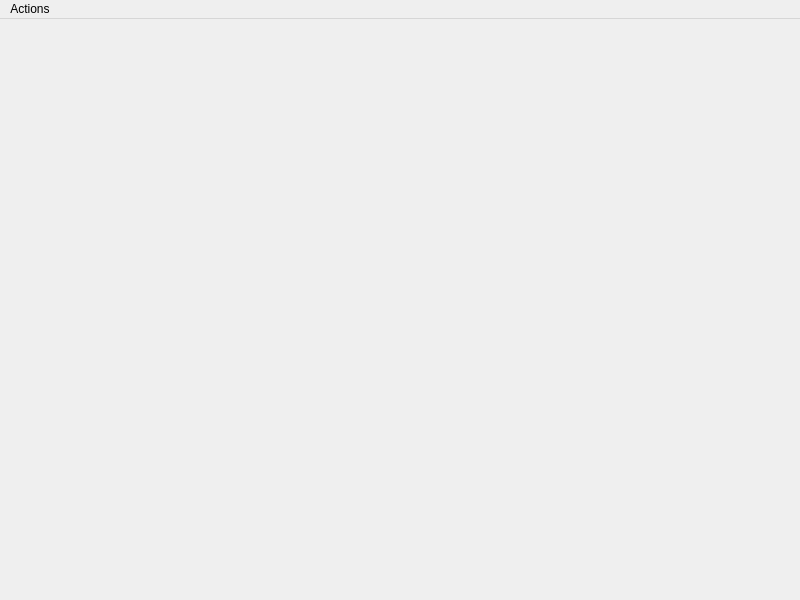
Qt form tools/rocatool/rocatool_window.ui (digited/qtau) before a commit.
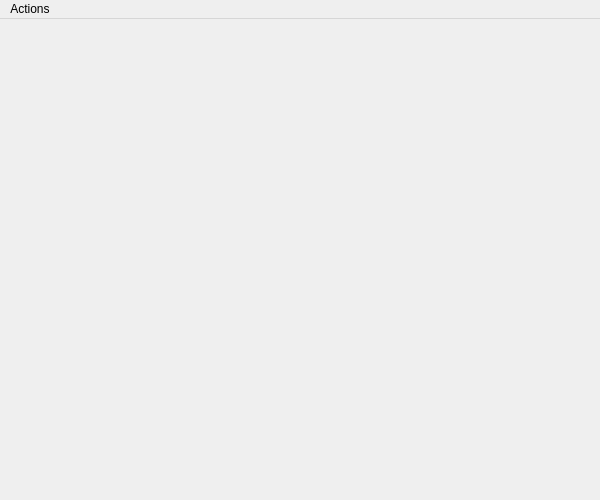
The same form after that commit. Icons and pictures are not drawn.

The edit to the form file:
```diff
--- a/tools/rocatool/rocatool_window.ui
+++ b/tools/rocatool/rocatool_window.ui
@@ -6,14 +6,14 @@
    <rect>
     <x>0</x>
     <y>0</y>
-    <width>800</width>
-    <height>600</height>
+    <width>600</width>
+    <height>500</height>
    </rect>
   </property>
   <property name="minimumSize">
    <size>
-    <width>640</width>
-    <height>480</height>
+    <width>600</width>
+    <height>500</height>
    </size>
   </property>
   <property name="windowTitle">
@@ -25,7 +25,7 @@
     <rect>
      <x>0</x>
      <y>0</y>
-     <width>800</width>
+     <width>600</width>
      <height>25</height>
     </rect>
    </property>
```
